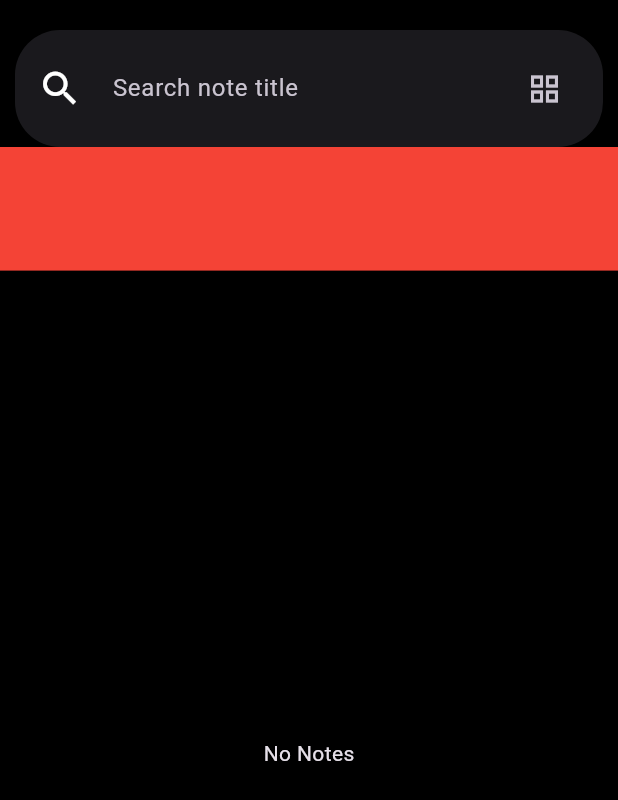
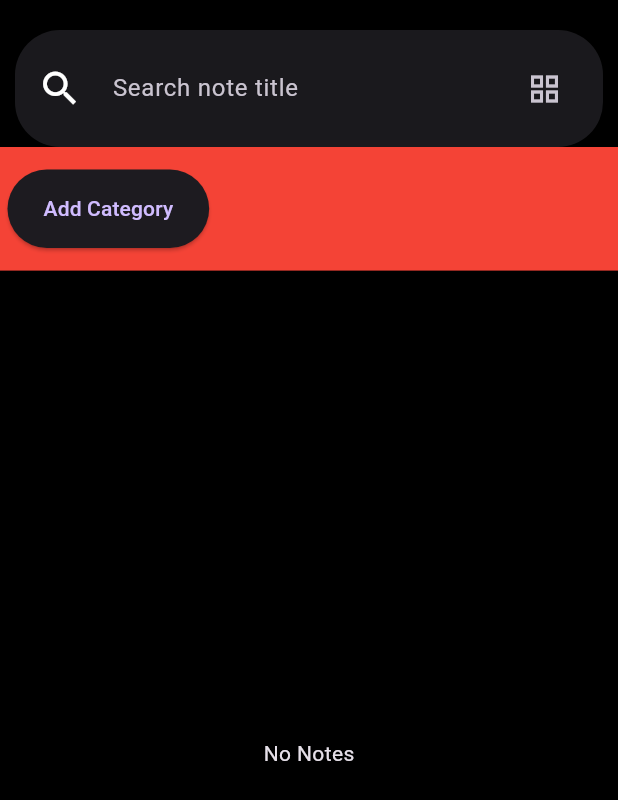
Before and after one commit to Kavarera/NoteApp-CleanArch-GETX, a Flutter app: the screen it shows after launch, on a phone screen of 412 x 824 dp. Shown: the top 800 px of the screen. Run offline on Flutter 3.47's test engine with Material 3 defaults, Android fonts, the phone set to English and light mode, and no system bars; our stand-ins replace dartz, get, google_fonts, sqflite; accounts and stored records are empty.

Commit message:
update ui for category list

```diff
--- a/lib/features/note_app/presentation/home/pages/home_page.dart
+++ b/lib/features/note_app/presentation/home/pages/home_page.dart
@@ -24,8 +24,20 @@ class HomePage extends GetView<HomeController> {
 
             //Category List
             Container(
+              padding: EdgeInsets.symmetric(vertical: 15, horizontal: 5),
               height: MediaQuery.of(context).size.height * 0.1,
               color: Colors.red,
+              child: Obx(() => ListView.builder(
+                    scrollDirection: Axis.horizontal,
+                    itemCount: controller.categories.length,
+                    itemBuilder: (context, index) {
+                      var c = controller.categories.elementAt(index);
+                      if (c.id == -1) {
+                        return ElevatedButton(
+                            onPressed: () {}, child: Text(c.name));
+                      }
+                    },
+                  )),
             ),
             Expanded(
               child: Container(
```
